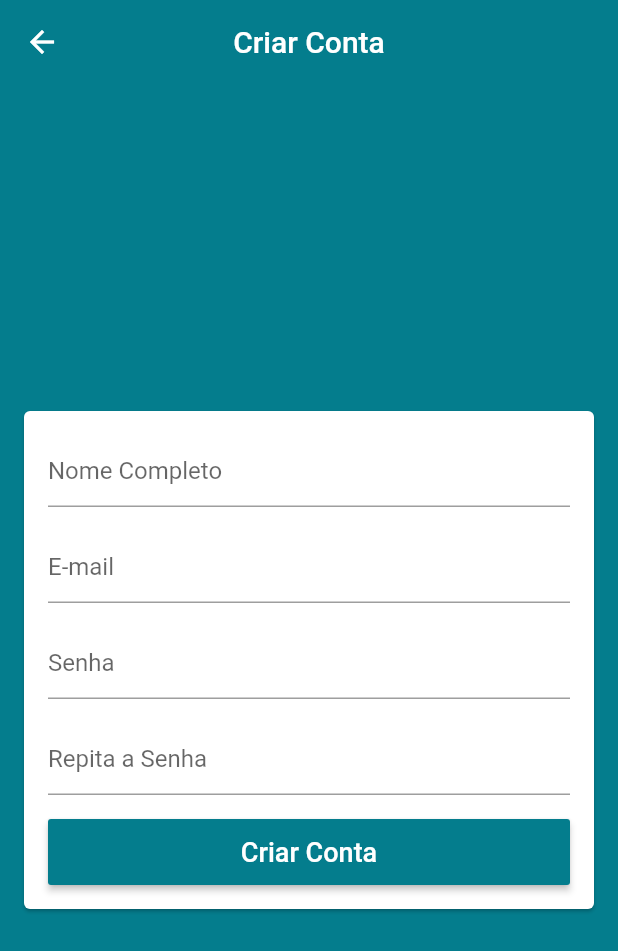
After one commit to ed2aplicativos/game-store, a Flutter app: the screen it shows after launch, after a tap on "CRIAR CONTA", on a phone screen of 412 x 824 dp. The commit adds this screen. Shown: the top 951 px of the screen. Run offline on Flutter 3.47's test engine with Material 2 defaults, Android fonts, the phone set to English and light mode, and no system bars; our stand-ins replace firebase_auth; accounts and stored records are empty.

Commit message:
Criand a Tela de Cadastro de Usuário

```diff
--- a/lib/main.dart
+++ b/lib/main.dart
@@ -1,6 +1,7 @@
 import 'package:flutter/material.dart';
 import 'package:new_game_store/models/user_manager.dart';
 import 'package:new_game_store/screens/base/base_screen.dart';
+import 'package:new_game_store/screens/signup/signup_screen.dart';
 import 'package:provider/provider.dart';
 
 void main() {
@@ -22,7 +23,21 @@ class MyApp extends StatelessWidget {
         ),
           visualDensity: VisualDensity.adaptivePlatformDensity,
         ),
-        home: BaseScreen(),
+        initialRoute: '/base',
+        onGenerateRoute: (settings){
+          switch(settings.name){
+            case '/signup':
+              return MaterialPageRoute(
+                  builder: (_) => SignUpScreen()
+              );
+            case '/base':
+            default:
+              return MaterialPageRoute(
+                  builder: (_) => BaseScreen()
+              );
+          }
+        },
+
       ),
     );
   }
--- a/lib/screens/login/login_screen.dart
+++ b/lib/screens/login/login_screen.dart
@@ -19,6 +19,18 @@ class LoginScreen extends StatelessWidget {
       appBar: AppBar(
         title: const Text('Entrar'),
         centerTitle: true,
+        actions: <Widget>[
+          FlatButton(
+            onPressed: (){
+              Navigator.of(context).pushReplacementNamed('/signup');
+            },
+            textColor: Colors.white,
+            child: const Text(
+              'CRIAR CONTA',
+              style: TextStyle(fontSize: 14),
+            ),
+          )
+        ],
       ),
       body: Center(
         child: Card(
--- /dev/null
+++ b/lib/screens/signup/signup_screen.dart
@@ -0,0 +1,61 @@
+import 'package:flutter/material.dart';
+
+class SignUpScreen extends StatelessWidget {
+  @override
+  Widget build(BuildContext context) {
+    return Scaffold(
+      appBar: AppBar(
+        title: const Text('Criar Conta'),
+        centerTitle: true,
+      ),
+      body: Center(
+        child: Card(
+          margin: const EdgeInsets.symmetric(horizontal: 16),
+          child: ListView(
+            padding: const EdgeInsets.all(16),
+            shrinkWrap: true,
+            children: <Widget>[
+              TextFormField(
+                decoration: const InputDecoration(hintText: 'Nome Completo'),
+              ),
+              const SizedBox(height: 16,),
+              TextFormField(
+                decoration: const InputDecoration(hintText: 'E-mail'),
+                keyboardType: TextInputType.emailAddress,
+              ),
+              const SizedBox(height: 16,),
+              TextFormField(
+                decoration: const InputDecoration(hintText: 'Senha'),
+                obscureText: true,
+              ),
+              const SizedBox(height: 16,),
+              TextFormField(
+                decoration: const InputDecoration(hintText: 'Repita a Senha'),
+                obscureText: true,
+              ),
+              const SizedBox(height: 16,),
+              SizedBox(
+                height: 44,
+                child: RaisedButton(
+                  color: Theme.of(context).primaryColor,
+                  disabledColor: Theme.of(context).primaryColor
+                      .withAlpha(100),
+                  textColor: Colors.white,
+                  onPressed: (){
+
+                  },
+                  child: const Text(
+                    'Criar Conta',
+                    style: TextStyle(
+                        fontSize: 18
+                    ),
+                  ),
+                ),
+              )
+            ],
+          ),
+        ),
+      ),
+    );
+  }
+}
```
